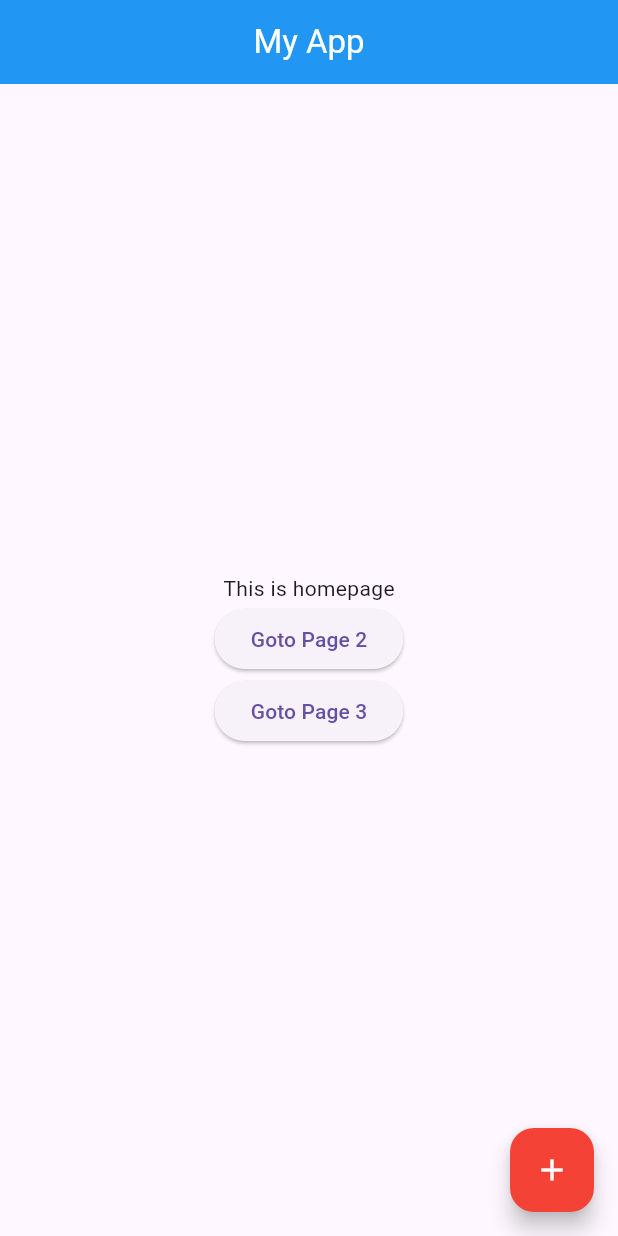
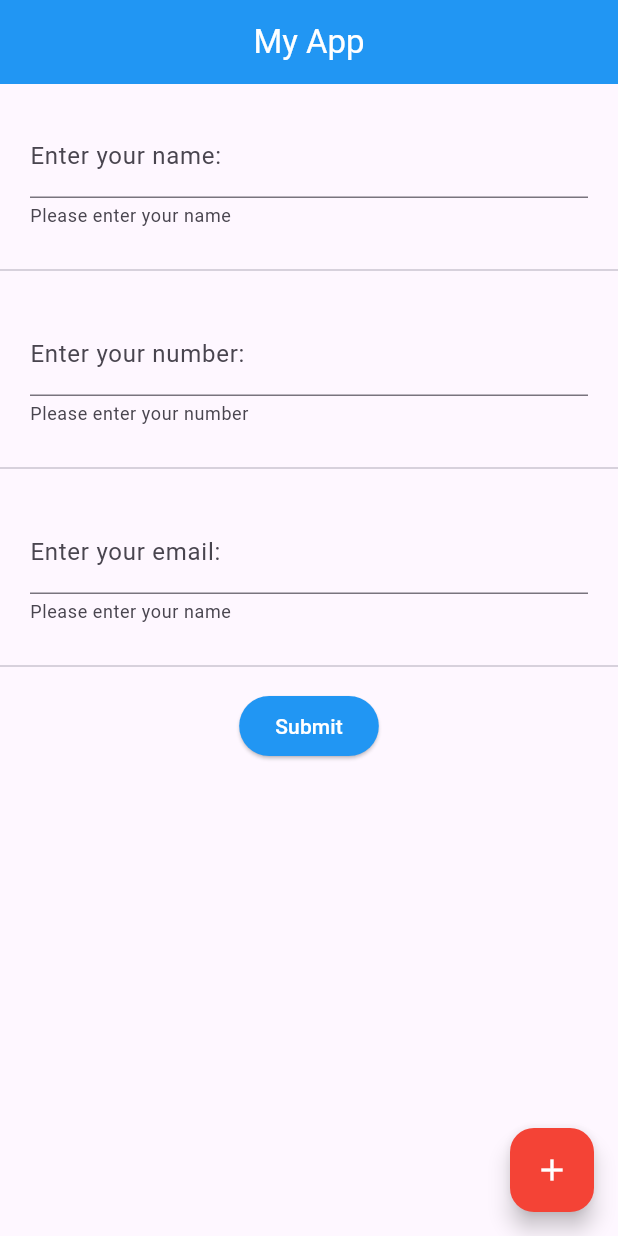
Before and after one commit to iliyasrobin/myflutterpractice, a Flutter app: the screen it shows after launch, on a phone screen of 412 x 824 dp. Run offline on Flutter 3.47's test engine with Material 3 defaults, Android fonts, the phone set to English and light mode, and no system bars.

```diff
--- a/lib/main.dart
+++ b/lib/main.dart
@@ -20,6 +20,9 @@ class Home extends StatelessWidget {
 
   @override
   Widget build(BuildContext context) {
+    TextEditingController _nameController = TextEditingController();
+    TextEditingController _numberController = TextEditingController();
+    TextEditingController _emailController = TextEditingController();
     return Scaffold(
       appBar: AppBar(
         centerTitle: true,
@@ -28,17 +31,81 @@ class Home extends StatelessWidget {
         foregroundColor: Colors.white,
       ),
       body: Column(
-        mainAxisAlignment: MainAxisAlignment.center,
+        mainAxisAlignment: MainAxisAlignment.start,
+        crossAxisAlignment: CrossAxisAlignment.start,
         children: [
+          Padding(
+            padding: const EdgeInsets.all(20),
+            child: TextField(
+              controller: _nameController,
+              decoration: InputDecoration(
+                hintText: "Enter your name",
+                helperText: "Please enter your name",
+                prefix: Text("Name: "),
+// suffix: Text("@gmail.com"),
+                label: Text("Enter your name:"),
+// filled: false,
+// fillColor: Colors.green,
+              ),
+            ),
+          ),
+
+//using divider
+          Divider(),
+//using divider
+
+          Padding(
+            padding: const EdgeInsets.all(20),
+            child: TextField(
+              controller: _numberController,
+              keyboardType: TextInputType.number,
+              decoration: InputDecoration(
+                hintText: "Enter your Number",
+                helperText: "Please enter your number",
+                prefix: Text("+880"),
+                label: Text("Enter your number:"),
+              ),
+            ),
+          ),
+
+
+//using divider
+          Divider(),
+//using divider
+
+
+          Padding(
+            padding: const EdgeInsets.all(20),
+            child: TextField(
+              controller: _emailController,
+              decoration: InputDecoration(
+                hintText: "Enter your email",
+                helperText: "Please enter your name",
+                label: Text("Enter your email:"),
+                suffix: Text("@gmail.com"),
+              ),
+            ),
+
+          ),
+
+
+//using divider
+          Divider(),
+//using divider
+
           Center(
-            child: Text("This is homepage"),
-          ),
-          ElevatedButton(onPressed: (){
-            Navigator.push(context, MaterialPageRoute(builder: (context)=>Page2()));
-          }, child: Text("Goto Page 2")),
-          ElevatedButton(onPressed: (){
-            Navigator.push(context, MaterialPageRoute(builder: (context)=>Page3()));
-          }, child: Text("Goto Page 3")),
+            child: Padding(
+              padding: const EdgeInsets.all(8),
+              child: ElevatedButton(onPressed: (){
+                print("Submit button pressed");
+              }, child: Text("Submit"),
+                  style: ElevatedButton.styleFrom(
+                    backgroundColor: Colors.blue,
+                    foregroundColor: Colors.white,
+
+                  )),
+            ),
+          )
         ],
       ),
       floatingActionButton: FloatingActionButton(
@@ -52,79 +119,3 @@ class Home extends StatelessWidget {
     );
   }
 }
-
-class Page2 extends StatelessWidget {
-  const Page2({super.key});
-
-  @override
-  Widget build(BuildContext context) {
-    return Scaffold(
-      appBar: AppBar(
-        centerTitle: true,
-        title: Text("My App"),
-        backgroundColor: Colors.blue,
-        foregroundColor: Colors.white,
-      ),
-      body: Column(
-        mainAxisAlignment: MainAxisAlignment.center,
-        children: [
-          Center(
-            child: Text("This is page 2"),
-          ),
-          ElevatedButton(onPressed: (){
-            Navigator.push(context, MaterialPageRoute(builder: (context)=>Home()));
-          }, child: Text("Goto Page Home")),
-          ElevatedButton(onPressed: (){
-            Navigator.push(context, MaterialPageRoute(builder: (context)=>Page3()));
-          }, child: Text("Goto Page 3")),
-        ],
-      ),
-      floatingActionButton: FloatingActionButton(
-        onPressed: () {
-          print("floating button pressed");
-        },
-        child: Icon(Icons.add),
-        backgroundColor: Colors.red,
-        foregroundColor: Colors.white,
-      ),
-    );;
-  }
-}
-
-class Page3 extends StatelessWidget {
-  const Page3({super.key});
-
-  @override
-  Widget build(BuildContext context) {
-    return Scaffold(
-      appBar: AppBar(
-        centerTitle: true,
-        title: Text("My App"),
-        backgroundColor: Colors.blue,
-        foregroundColor: Colors.white,
-      ),
-      body: Column(
-        mainAxisAlignment: MainAxisAlignment.center,
-        children: [
-          Center(
-            child: Text("This is page 3"),
-          ),
-          ElevatedButton(onPressed: (){
-            Navigator.push(context, MaterialPageRoute(builder: (context)=>Home()));
-          }, child: Text("Goto Home Page ")),
-          ElevatedButton(onPressed: (){
-            Navigator.push(context, MaterialPageRoute(builder: (context)=>Page2()));
-          }, child: Text("Goto Page 2")),
-        ],
-      ),
-      floatingActionButton: FloatingActionButton(
-        onPressed: () {
-          print("floating button pressed");
-        },
-        child: Icon(Icons.add),
-        backgroundColor: Colors.red,
-        foregroundColor: Colors.white,
-      ),
-    );;
-  }
-}
```
Also changed, not shown: lib/Textfield.dart (+85 -55 lines).
